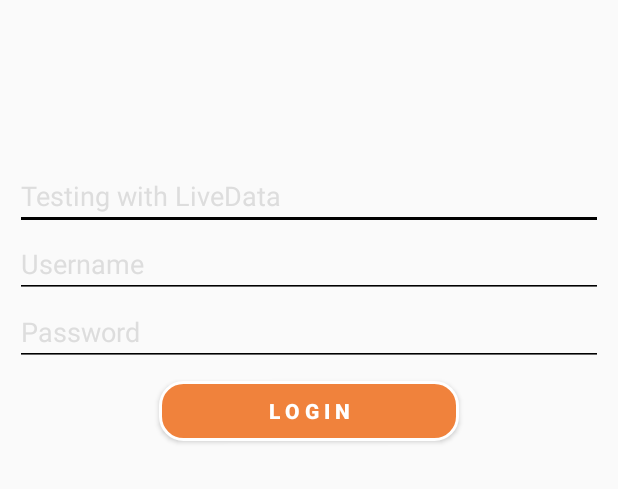
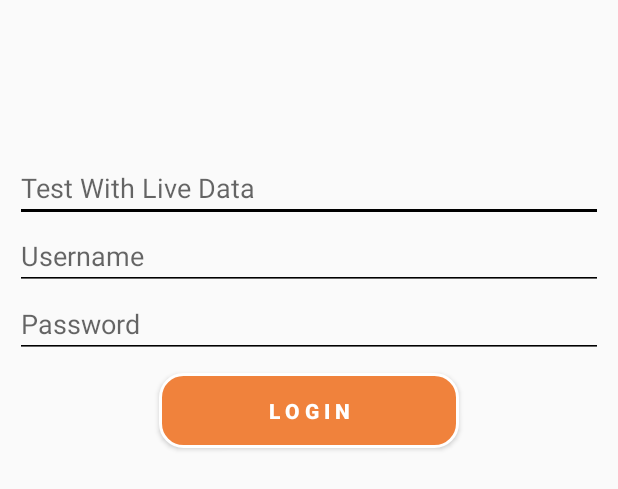
Before and after one commit to ppraveen92/JunitSampleApp, an Android app: the layout activity_login.xml on its own in the app's theme, with its tools: preview values and no code run, on a phone screen of 412 x 824 dp. Shown: the top 489 px of the screen. Run offline under Robolectric (Android 15) with nearby library versions, the phone set to English and light mode, and no system bars.

```diff
--- a/app/src/main/res/layout/activity_login.xml
+++ b/app/src/main/res/layout/activity_login.xml
@@ -1,7 +1,5 @@
 <?xml version="1.0" encoding="utf-8"?>
-
 <layout xmlns:android="http://schemas.android.com/apk/res/android"
-    xmlns:app="http://schemas.android.com/apk/res-auto"
     xmlns:tools="http://schemas.android.com/tools">
 
     <data>
@@ -11,127 +9,101 @@
             type="com.example.junittestapp.viewmodel.LoginViewModel" />
     </data>
 
+    <LinearLayout
+        android:layout_width="match_parent"
+        android:layout_height="match_parent"
+        android:orientation="vertical"
+        tools:context=".view.LoginActivity">
 
-
-
-<LinearLayout
-    android:layout_width="match_parent"
-    android:layout_height="match_parent"
-    android:orientation="vertical"
-    tools:context=".view.LoginActivity">
-
-    <LinearLayout
-        android:gravity="center"
-        android:weightSum="4"
-        android:layout_width="match_parent"
-        android:layout_height="0dp"
-        android:layout_weight="1"
-        android:orientation="vertical">
-
-
-        <EditText
-            android:layout_marginLeft="@dimen/marginn_bottom_20"
-            android:layout_marginRight="@dimen/marginn_bottom_20"
-            android:inputType="text"
-            android:theme="@style/MyEditTextTheme"
-            android:textColorHint="#DDD"
-            android:textColor="#000"
-            android:text="@={loginviewmodel.edittext}"
+        <LinearLayout
             android:layout_width="match_parent"
-            android:layout_height="wrap_content"
-            android:hint="Testing with LiveData" />
+            android:layout_height="0dp"
+            android:layout_weight="1"
+            android:gravity="center"
+            android:orientation="vertical"
+            android:weightSum="4">
 
             <EditText
+                android:layout_width="match_parent"
+                android:layout_height="wrap_content"
                 android:layout_marginLeft="@dimen/marginn_bottom_20"
                 android:layout_marginRight="@dimen/marginn_bottom_20"
+                android:hint="@string/testing_with_livedata"
                 android:inputType="text"
-                android:theme="@style/MyEditTextTheme"
-                android:textColorHint="#DDD"
-                android:textColor="#000"
-                android:text="@{loginviewmodel.username}"
-                android:layout_width="match_parent"
-                app:textWatchher="@{loginviewmodel.textWatcher}"
-                android:layout_height="wrap_content"
-                android:hint="Username" />
-
-
-
+                android:text="@={loginviewmodel.edittext}"
+                android:textColor="@color/black"
+                android:theme="@style/MyEditTextTheme" />
 
             <EditText
-                app:textPassWatcher="@{loginviewmodel.textPaaWatcher}"
-                android:text="@{loginviewmodel.pass}"
+                android:layout_width="match_parent"
+                android:layout_height="wrap_content"
                 android:layout_marginLeft="@dimen/marginn_bottom_20"
                 android:layout_marginRight="@dimen/marginn_bottom_20"
-                android:theme="@style/MyEditTextTheme"
-                android:textColorHint="#DDD"
-                android:textColor="#000"
+                android:hint="@string/username"
+                android:inputType="text"
+                android:text="@{loginviewmodel.username}"
+                android:textColor="@color/black"
+                android:theme="@style/MyEditTextTheme" />
+
+            <EditText
                 android:layout_width="match_parent"
+                android:layout_height="wrap_content"
+                android:layout_marginLeft="@dimen/marginn_bottom_20"
+                android:layout_marginRight="@dimen/marginn_bottom_20"
+                android:layout_marginBottom="@dimen/marginn_10"
+                android:hint="@string/password"
                 android:inputType="textPassword"
-                android:layout_height="wrap_content"
+                android:text="@{loginviewmodel.pass}"
+                android:textColor="@color/black"
+                android:theme="@style/MyEditTextTheme" />
+
+            <Button
+                android:id="@+id/btn_userlogin"
+                android:layout_width="@dimen/width_200"
+                android:layout_height="@dimen/height_50"
                 android:layout_marginBottom="@dimen/marginn_10"
-                android:hint="Password" />
+                android:background="@drawable/button_blue_select"
+                android:gravity="center"
+                android:onClick="@{loginviewmodel.updateUserName}"
+                android:text="@string/login"
+                android:textAllCaps="false"
+                android:textColor="@color/white"
+                android:textStyle="bold" />
+        </LinearLayout>
 
-
-
-
-
-        <Button
-            android:id="@+id/btn_userlogin"
-            android:layout_width="200dp"
-            android:layout_height="40dp"
-            android:background="@drawable/button_blue_select"
-            android:gravity="center"
-            android:text="L O G I N"
-            android:textAllCaps="false"
-            android:onClick="@{loginviewmodel.updateUserName}"
-            android:textColor="@color/white"
-            android:layout_marginBottom="10dp"
-            android:textStyle="bold" />
-
-
-
-
-    </LinearLayout>
-
-    <LinearLayout
-        android:layout_width="match_parent"
-        android:layout_height="0dp"
-        android:orientation="vertical"
-        android:layout_weight="1">
-
-
-        <TextView
-            android:gravity="center_horizontal"
-            android:textSize="20sp"
-            android:textColor="@color/stylish_red"
-            android:textStyle="bold"
-            android:layout_width="match_parent"
-            android:layout_height="wrap_content"
-            android:text='@{loginviewmodel.username,default="Username"}'
-            />
-
-        <TextView
-            android:gravity="center_horizontal"
-            android:textSize="20sp"
-            android:textColor="@color/orangeKightColor"
-            android:textStyle="bold"
-            android:layout_width="match_parent"
-            android:layout_height="wrap_content"
-            android:text='@{loginviewmodel.pass,default="Password"}'
-           />
-        <TextView
-            android:gravity="center_horizontal"
-            android:textSize="20sp"
-            android:textColor="#0F0"
-            android:textStyle="bold"
+        <LinearLayout
             android:layout_width="match_parent"
             android:layout_height="0dp"
-            android:text='@{loginviewmodel.status,default="Status"}'
-            android:layout_weight="2"/>
+            android:layout_weight="1"
+            android:orientation="vertical">
 
+            <TextView
+                android:layout_width="match_parent"
+                android:layout_height="wrap_content"
+                android:gravity="center_horizontal"
+                android:text='@{loginviewmodel.username,default="Username"}'
+                android:textColor="@color/stylish_red"
+                android:textSize="@dimen/button_text_20"
+                android:textStyle="bold" />
+
+            <TextView
+                android:layout_width="match_parent"
+                android:layout_height="wrap_content"
+                android:gravity="center_horizontal"
+                android:text='@{loginviewmodel.pass,default="Password"}'
+                android:textColor="@color/orangeKightColor"
+                android:textSize="@dimen/button_text_20"
+                android:textStyle="bold" />
+
+            <TextView
+                android:layout_width="match_parent"
+                android:layout_height="0dp"
+                android:layout_weight="2"
+                android:gravity="center_horizontal"
+                android:text='@{loginviewmodel.status,default="Status"}'
+                android:textColor="@color/stylish_red"
+                android:textSize="@dimen/button_text_20"
+                android:textStyle="bold" />
+        </LinearLayout>
     </LinearLayout>
-
-
-
-</LinearLayout>
 </layout>
--- a/app/src/main/res/values/dimens.xml
+++ b/app/src/main/res/values/dimens.xml
@@ -14,8 +14,5 @@
     <dimen name="padding_50">50dp</dimen>
     <!-- Default screen margins, per the Android Design guidelines. -->
     <dimen name="marginn_10">10dp</dimen>
-
-    <!-- Per the design guidelines, navigation drawers should be between 240dp and 320dp:
-         https://developer.android.com/design/patterns/navigation-drawer.html -->
     <dimen name="navigation_drawer_width">240dp</dimen>
 </resources>
--- a/app/src/main/res/values/strings.xml
+++ b/app/src/main/res/values/strings.xml
@@ -6,17 +6,9 @@
     <string name="second_fragment_label">Second Fragment</string>
     <string name="next">Next</string>
     <string name="previous">Previous</string>
+    <string name="testing_with_livedata">Test With Live Data</string>
 
-    <string name="hello_first_fragment">Hello first fragment</string>
-    <string name="hello_second_fragment">Hello second fragment. Arg: %1$s</string>
-    <string name="title_activity_login">LoginActivity</string>
-    <string name="prompt_email">Email</string>
-    <string name="prompt_password">Password</string>
-    <string name="action_sign_in">Sign in or register</string>
-    <string name="action_sign_in_short">Sign in</string>
-    <string name="welcome">"Welcome !"</string>
-    <string name="invalid_username">Not a valid username</string>
-    <string name="invalid_password">Password must be >5 characters</string>
-    <string name="login_failed">"Login failed"</string>
-    <string name="title_activity_home_screen">HomeScreen</string>
+    <string name="username">Username</string>
+    <string name="password">Password</string>
+    <string name="login">L O G I N</string>
 </resources>
```
Also changed, not shown: app/src/main/java/com/example/junittestapp/adapter/BindingAdapter.kt (deleted, +0 -17 lines), app/src/main/java/com/example/junittestapp/view/LoginActivity.kt (+10 -14 lines), app/src/main/java/com/example/junittestapp/view/MainActivity.kt (deleted, +0 -29 lines), app/src/main/java/com/example/junittestapp/viewmodel/LoginViewModel.kt (+10 -58 lines), app/src/main/java/com/example/junittestapp/viewmodel/MainViewModel.kt (deleted, +0 -42 lines), app/src/main/res/layout/activity_main.xml (deleted, +0 -72 lines), 1 other file.
